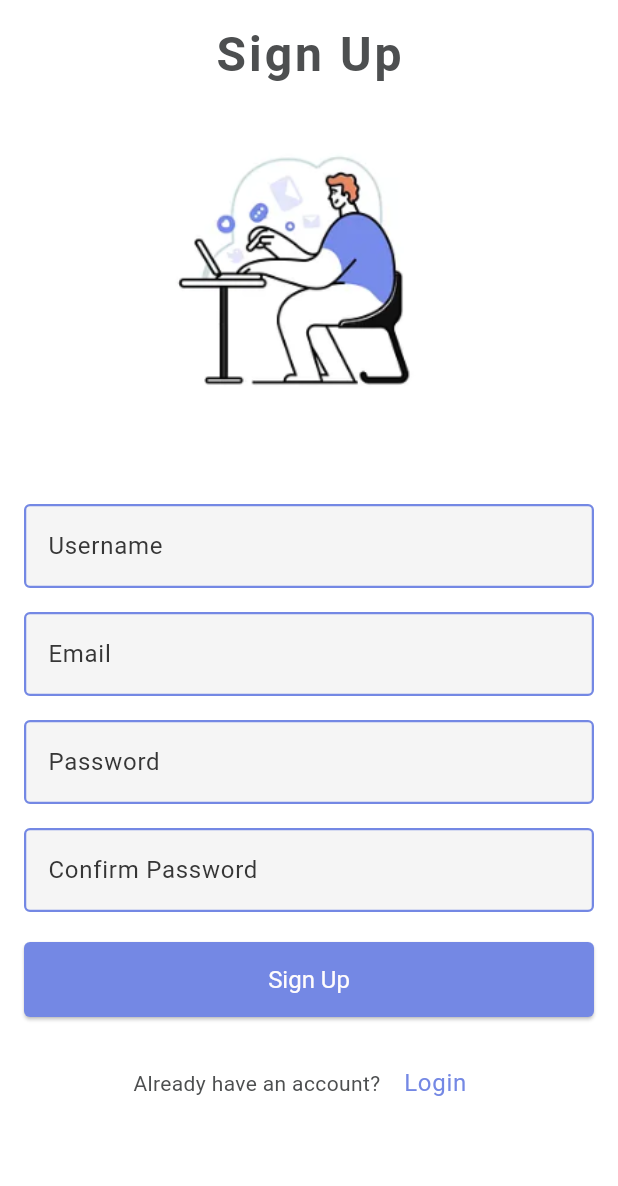
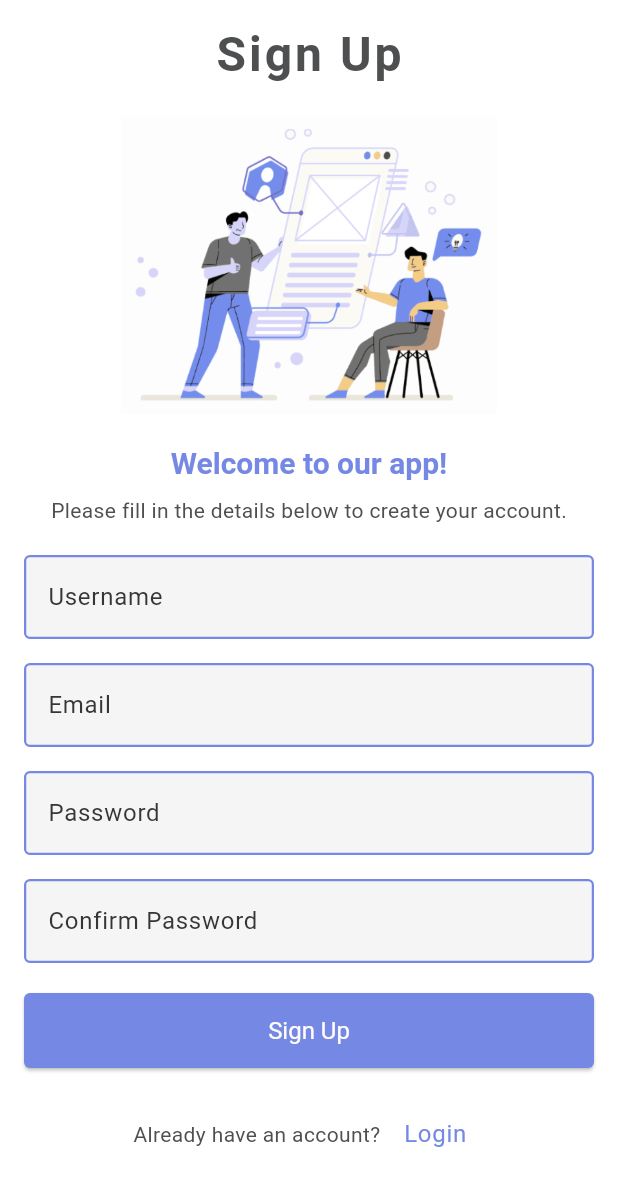
Before and after one commit to MonicaSaeed/Flutter-With-Firebase, a Flutter app: the SignupScreen screen opened directly, on a phone screen of 412 x 824 dp. Shown: the top 1186 px of the screen. Run offline on Flutter 3.47's test engine with Material 3 defaults, Android fonts, the phone set to English and light mode, and no system bars; our stand-ins replace firebase_auth, firebase_core, fluttertoast; accounts and stored records are empty.

Commit message:
improve sign up design

```diff
--- a/lib/feature/auth/signup_screen.dart
+++ b/lib/feature/auth/signup_screen.dart
@@ -38,8 +38,21 @@ class _SignupScreenState extends State<SignupScreen> {
                     style: Theme.of(context).textTheme.headlineLarge,
                   ),
                   const SizedBox(height: 20),
-                  Image.asset('assets/images/login.png', height: 200),
-                  const SizedBox(height: 60),
+                  Image.asset('assets/images/signup.png', height: 200),
+                  const SizedBox(height: 20),
+                  Text(
+                    'Welcome to our app!',
+                    style: Theme.of(context).textTheme.headlineMedium?.copyWith(
+                      color: Theme.of(context).colorScheme.primary,
+                    ),
+                  ),
+                  const SizedBox(height: 8),
+                  Text(
+                    'Please fill in the details below to create your account.',
+                    style: Theme.of(context).textTheme.bodyMedium,
+                  ),
+
+                  const SizedBox(height: 20),
                   TextFormField(
                     controller: userNameController,
                     decoration: InputDecoration(
```
Also changed, not shown: assets/images/signup.png (added).
